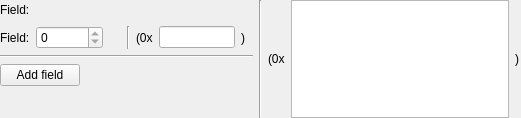
This is app/cc_view/src/ui/ArrayListFieldWidget.ui in commschamp/cc_tools_qt as Qt 5 draws it before an edit. The edited form follows.
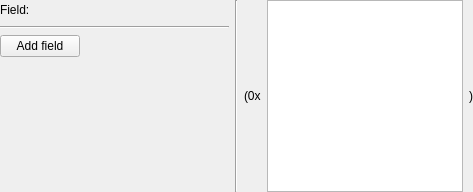
This is the edited form. Icons and pictures are not drawn.

Commit message: Simplifying GUI for the list field.

The edit to the form file:
```diff
--- a/app/cc_view/src/ui/ArrayListFieldWidget.ui
+++ b/app/cc_view/src/ui/ArrayListFieldWidget.ui
@@ -6,8 +6,8 @@
    <rect>
     <x>0</x>
     <y>0</y>
-    <width>521</width>
-    <height>118</height>
+    <width>473</width>
+    <height>192</height>
    </rect>
   </property>
   <property name="windowTitle">
@@ -71,137 +71,6 @@
         </item>
        </layout>
       </item>
-      <item>
-       <widget class="QWidget" name="m_prefixFieldWidget" native="true">
-        <layout class="QHBoxLayout" name="horizontalLayout_3">
-         <property name="leftMargin">
-          <number>0</number>
-         </property>
-         <property name="topMargin">
-          <number>0</number>
-         </property>
-         <property name="rightMargin">
-          <number>0</number>
-         </property>
-         <property name="bottomMargin">
-          <number>0</number>
-         </property>
-         <item>
-          <widget class="QWidget" name="m_prefixValueWidget" native="true">
-           <layout class="QHBoxLayout" name="horizontalLayout_6" stretch="1,0,1">
-            <property name="spacing">
-             <number>6</number>
-            </property>
-            <property name="leftMargin">
-             <number>0</number>
-            </property>
-            <property name="topMargin">
-             <number>0</number>
-            </property>
-            <property name="rightMargin">
-             <number>0</number>
-            </property>
-            <property name="bottomMargin">
-             <number>0</number>
-            </property>
-            <item>
-             <widget class="QLabel" name="m_prefixNameLabel">
-              <property name="text">
-               <string>Field:</string>
-              </property>
-             </widget>
-            </item>
-            <item>
-             <widget class="QSpinBox" name="m_prefixValueSpinBox">
-              <property name="readOnly">
-               <bool>true</bool>
-              </property>
-              <property name="maximum">
-               <number>429496729</number>
-              </property>
-             </widget>
-            </item>
-            <item>
-             <spacer name="horizontalSpacer_4">
-              <property name="orientation">
-               <enum>Qt::Horizontal</enum>
-              </property>
-              <property name="sizeHint" stdset="0">
-               <size>
-                <width>82</width>
-                <height>20</height>
-               </size>
-              </property>
-             </spacer>
-            </item>
-           </layout>
-          </widget>
-         </item>
-         <item>
-          <widget class="Line" name="m_prefixSepLine">
-           <property name="orientation">
-            <enum>Qt::Vertical</enum>
-           </property>
-          </widget>
-         </item>
-         <item>
-          <widget class="QWidget" name="m_preifxSerValueWidget" native="true">
-           <layout class="QHBoxLayout" name="horizontalLayout_7">
-            <property name="spacing">
-             <number>6</number>
-            </property>
-            <property name="leftMargin">
-             <number>0</number>
-            </property>
-            <property name="topMargin">
-             <number>0</number>
-            </property>
-            <property name="rightMargin">
-             <number>0</number>
-            </property>
-            <property name="bottomMargin">
-             <number>0</number>
-            </property>
-            <item>
-             <widget class="QLabel" name="m_prefixFrontLabel">
-              <property name="text">
-               <string>(0x</string>
-              </property>
-             </widget>
-            </item>
-            <item>
-             <widget class="QLineEdit" name="m_prefixSerValueLineEdit">
-              <property name="readOnly">
-               <bool>true</bool>
-              </property>
-             </widget>
-            </item>
-            <item>
-             <widget class="QLabel" name="m_prefixSerBackLabel">
-              <property name="text">
-               <string>)</string>
-              </property>
-             </widget>
-            </item>
-            <item>
-             <spacer name="horizontalSpacer_5">
-              <property name="orientation">
-               <enum>Qt::Horizontal</enum>
-              </property>
-              <property name="sizeHint" stdset="0">
-               <size>
-                <width>40</width>
-                <height>20</height>
-               </size>
-              </property>
-             </spacer>
-            </item>
-           </layout>
-          </widget>
-         </item>
-        </layout>
-       </widget>
-      </item>
       <item>
        <layout class="QVBoxLayout" name="m_membersLayout">
         <property name="spacing">
```
The commit also changes 2 other files.
